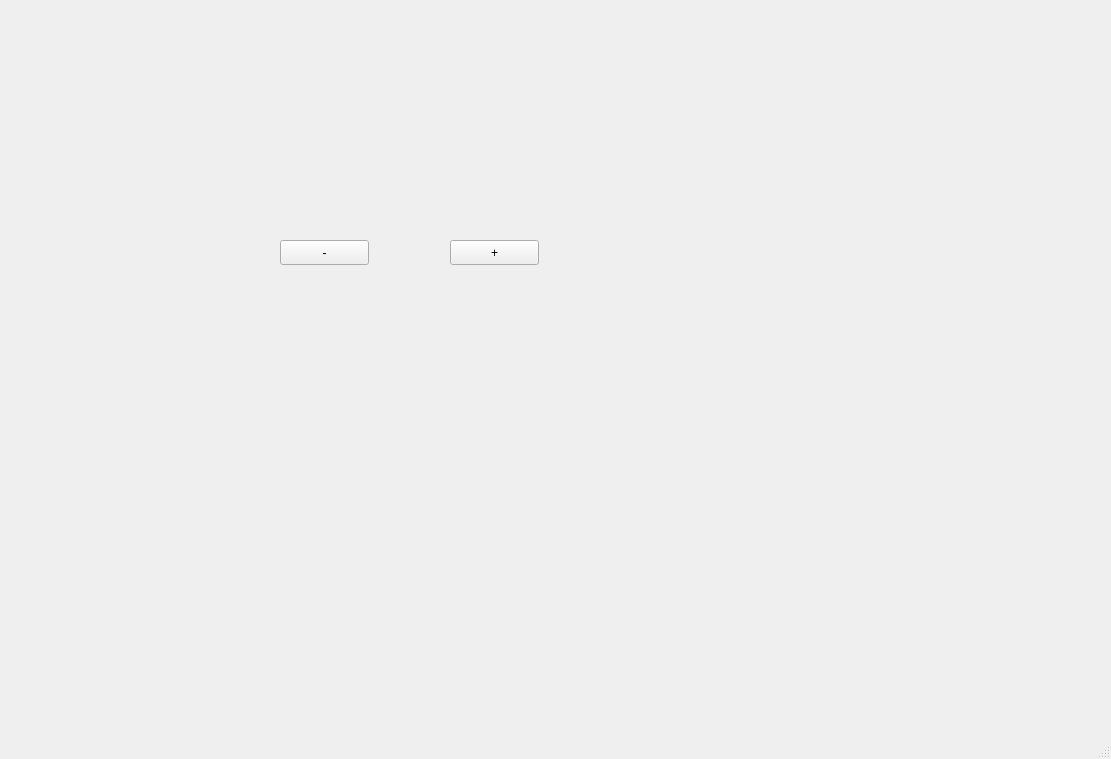
Before: the Qt Designer form mainwindow.ui in comradez/MyDouDizhu, drawn with Qt 5.
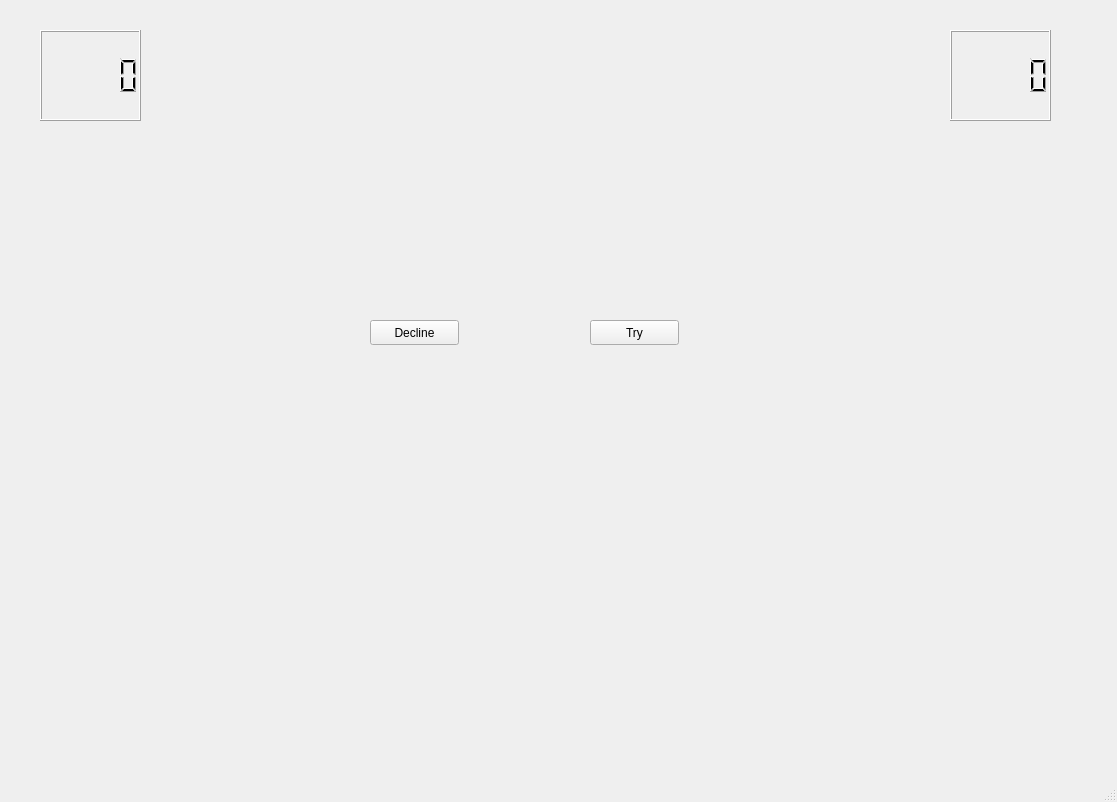
After: the same form once the commit is applied.

The edit to the form file:
```diff
--- a/mainwindow.ui
+++ b/mainwindow.ui
@@ -6,8 +6,8 @@
    <rect>
     <x>0</x>
     <y>0</y>
-    <width>1111</width>
-    <height>759</height>
+    <width>1117</width>
+    <height>802</height>
    </rect>
   </property>
   <property name="windowTitle">
@@ -17,36 +17,66 @@
    <widget class="QPushButton" name="pushButtonLandlord">
     <property name="geometry">
      <rect>
-      <x>450</x>
-      <y>240</y>
+      <x>590</x>
+      <y>320</y>
       <width>89</width>
       <height>25</height>
      </rect>
     </property>
     <property name="text">
-     <string>+</string>
+     <string>Try</string>
     </property>
    </widget>
    <widget class="QPushButton" name="pushButtonDecline">
     <property name="geometry">
      <rect>
-      <x>280</x>
-      <y>240</y>
+      <x>370</x>
+      <y>320</y>
       <width>89</width>
       <height>25</height>
      </rect>
     </property>
     <property name="text">
-     <string>-</string>
+     <string>Decline</string>
     </property>
    </widget>
    <widget class="QWidget" name="widget" native="true">
     <property name="geometry">
      <rect>
       <x>70</x>
-      <y>370</y>
-      <width>661</width>
-      <height>131</height>
+      <y>420</y>
+      <width>971</width>
+      <height>301</height>
+     </rect>
+    </property>
+   </widget>
+   <widget class="QWidget" name="widget_2" native="true">
+    <property name="geometry">
+     <rect>
+      <x>210</x>
+      <y>10</y>
+      <width>141</width>
+      <height>301</height>
+     </rect>
+    </property>
+   </widget>
+   <widget class="QLCDNumber" name="lcdPrevious">
+    <property name="geometry">
+     <rect>
+      <x>40</x>
+      <y>30</y>
+      <width>101</width>
+      <height>91</height>
+     </rect>
+    </property>
+   </widget>
+   <widget class="QLCDNumber" name="lcdNext">
+    <property name="geometry">
+     <rect>
+      <x>950</x>
+      <y>30</y>
+      <width>101</width>
+      <height>91</height>
      </rect>
     </property>
    </widget>
```
Left out of the diff: 2 changed lines with no effect on the pictures.
